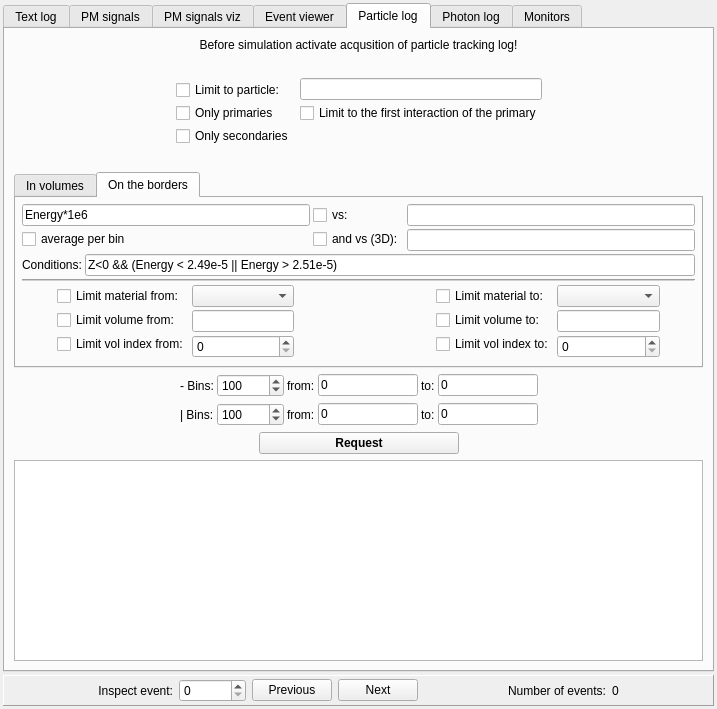
First picture: the form in src/gui/outputwindow.ui, repository andrmor/ANTS2, before the edit.
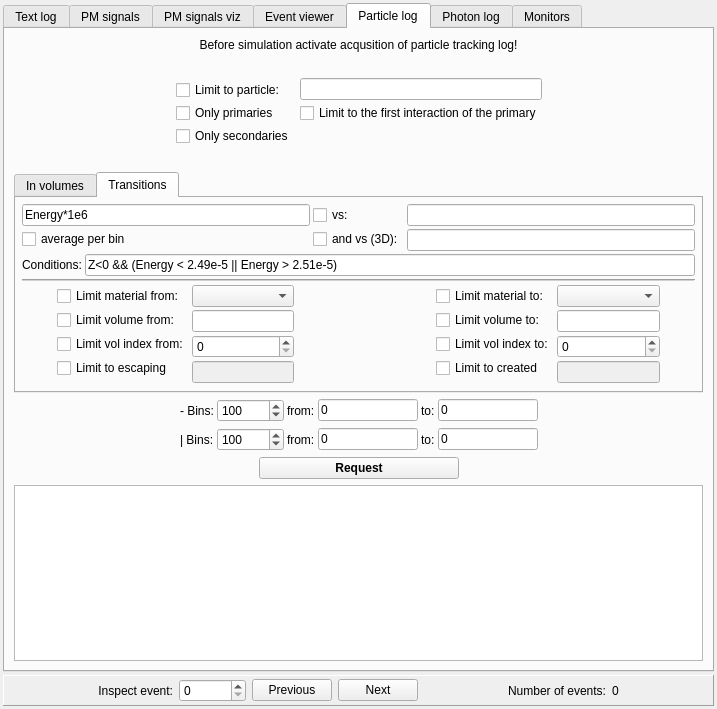
Second picture: the form after the edit. The open tabs and pages were chosen to show the change.

```diff
--- a/src/gui/outputwindow.ui
+++ b/src/gui/outputwindow.ui
@@ -1828,7 +1828,7 @@
           </widget>
           <widget class="QWidget" name="tab_4">
            <attribute name="title">
-            <string>On the borders</string>
+            <string>Transitions</string>
            </attribute>
            <layout class="QVBoxLayout" name="verticalLayout_28">
             <property name="spacing">
@@ -1991,6 +1991,13 @@
                   </property>
                  </widget>
                 </item>
+                <item>
+                 <widget class="QCheckBox" name="cbPTHistEscaping">
+                  <property name="text">
+                   <string>Limit to escaping</string>
+                  </property>
+                 </widget>
+                </item>
                </layout>
               </item>
               <item>
@@ -2007,6 +2014,13 @@
                 <item>
                  <widget class="QSpinBox" name="sbPTHistVolIndexFrom"/>
                 </item>
+                <item>
+                 <widget class="QLineEdit" name="leDummyEscaping">
+                  <property name="enabled">
+                   <bool>false</bool>
+                  </property>
+                 </widget>
+                </item>
                </layout>
               </item>
               <item>
@@ -2087,6 +2101,13 @@
                   </property>
                  </widget>
                 </item>
+                <item>
+                 <widget class="QCheckBox" name="cbPTHistCreated">
+                  <property name="text">
+                   <string>Limit to created</string>
+                  </property>
+                 </widget>
+                </item>
                </layout>
               </item>
               <item>
@@ -2103,6 +2124,13 @@
                 <item>
                  <widget class="QSpinBox" name="sbPTHistVolIndexTo"/>
                 </item>
+                <item>
+                 <widget class="QLineEdit" name="leDummyCreated">
+                  <property name="enabled">
+                   <bool>false</bool>
+                  </property>
+                 </widget>
+                </item>
                </layout>
               </item>
               <item>
```
Left out of the diff: 2 changed lines with no effect on the pictures.
